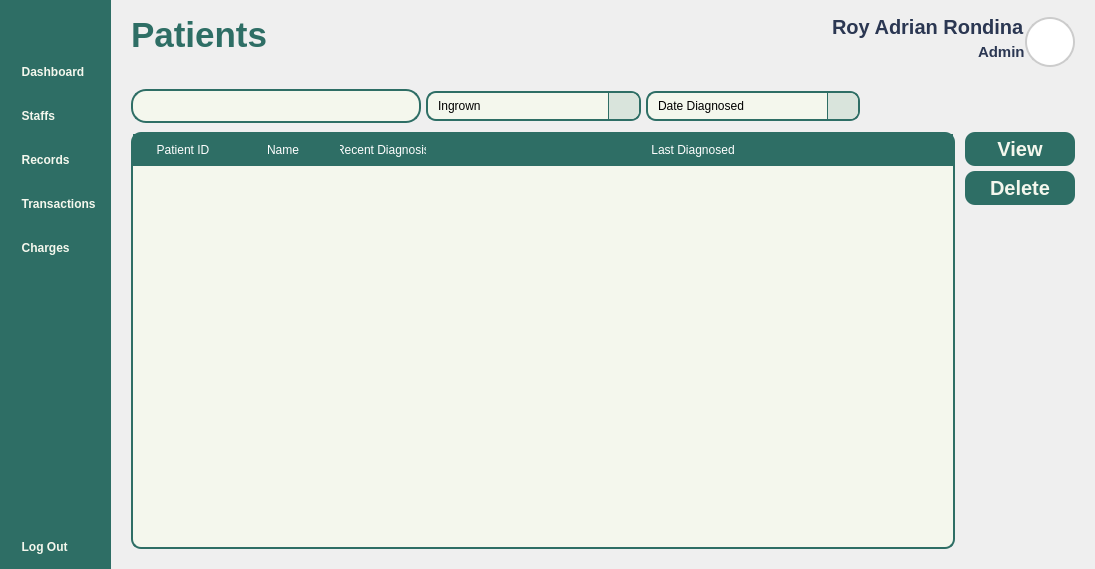
Qt form Views/Admin_Patients.ui (VinsmokeSanji69/COVACHA_CLINIC_SYSTEM) before a commit.
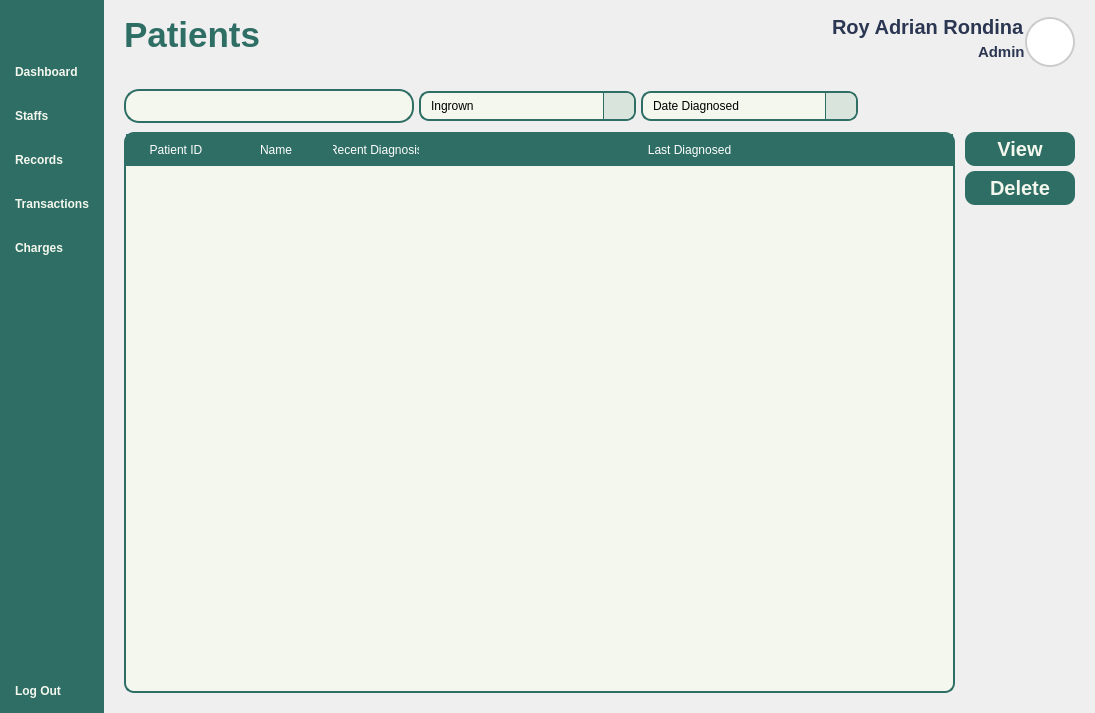
The same form after that commit. Icons and pictures are not drawn.

Patch:
```diff
--- a/Views/Admin_Patients.ui
+++ b/Views/Admin_Patients.ui
@@ -7,7 +7,7 @@
     <x>0</x>
     <y>0</y>
     <width>1095</width>
-    <height>569</height>
+    <height>713</height>
    </rect>
   </property>
   <property name="windowTitle">
@@ -159,7 +159,7 @@
            <string notr="true"/>
           </property>
           <property name="text">
-           <string>  Dashboard</string>
+           <string>Dashboard</string>
           </property>
           <property name="icon">
            <iconset>
@@ -182,7 +182,7 @@
            <string notr="true"/>
           </property>
           <property name="text">
-           <string>  Staffs</string>
+           <string>Staffs</string>
           </property>
           <property name="icon">
            <iconset>
@@ -207,7 +207,7 @@
 }</string>
           </property>
           <property name="text">
-           <string>  Records</string>
+           <string>Records</string>
           </property>
           <property name="icon">
            <iconset>
@@ -230,7 +230,7 @@
            <string notr="true"/>
           </property>
           <property name="text">
-           <string>  Transactions</string>
+           <string>Transactions</string>
           </property>
           <property name="icon">
            <iconset>
@@ -253,7 +253,7 @@
            <string notr="true"/>
           </property>
           <property name="text">
-           <string>  Charges</string>
+           <string>Charges</string>
           </property>
           <property name="icon">
            <iconset>
@@ -296,7 +296,7 @@
            <string notr="true"/>
           </property>
           <property name="text">
-           <string>  Log Out</string>
+           <string>Log Out</string>
           </property>
           <property name="icon">
            <iconset>
@@ -955,8 +955,8 @@
                    <rect>
                     <x>0</x>
                     <y>0</y>
-                    <width>751</width>
-                    <height>402</height>
+                    <width>680</width>
+                    <height>541</height>
                    </rect>
                   </property>
                   <layout class="QVBoxLayout" name="verticalLayout_7">
```
Left out of the diff: 32 changed lines with no effect on the pictures.
